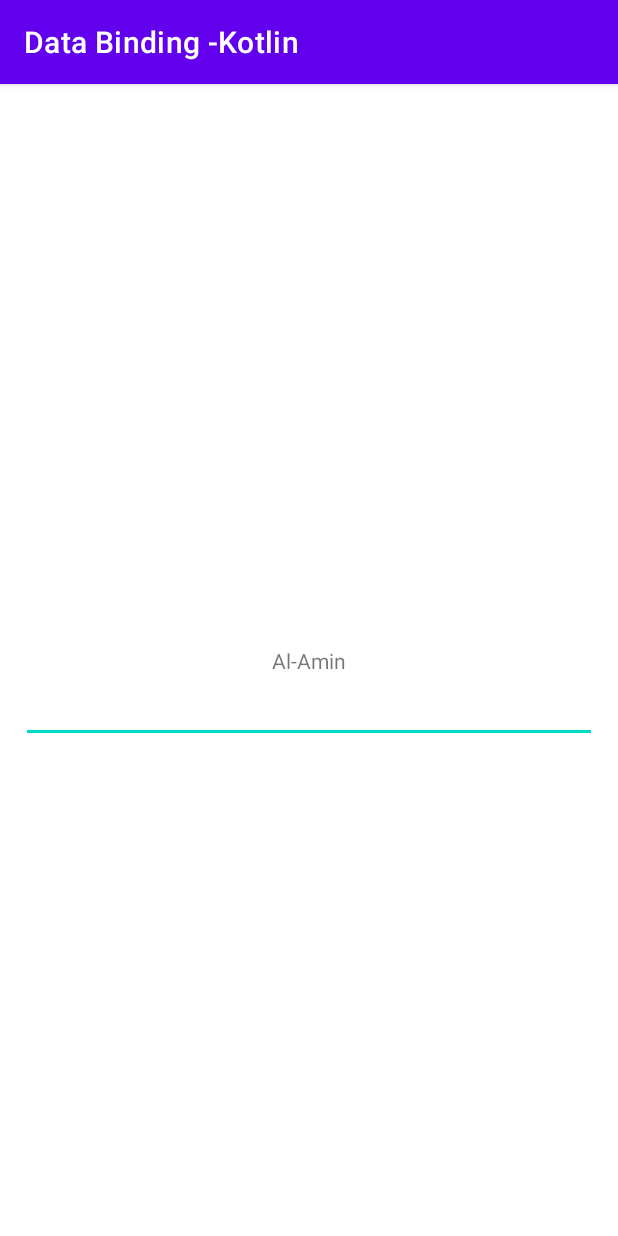
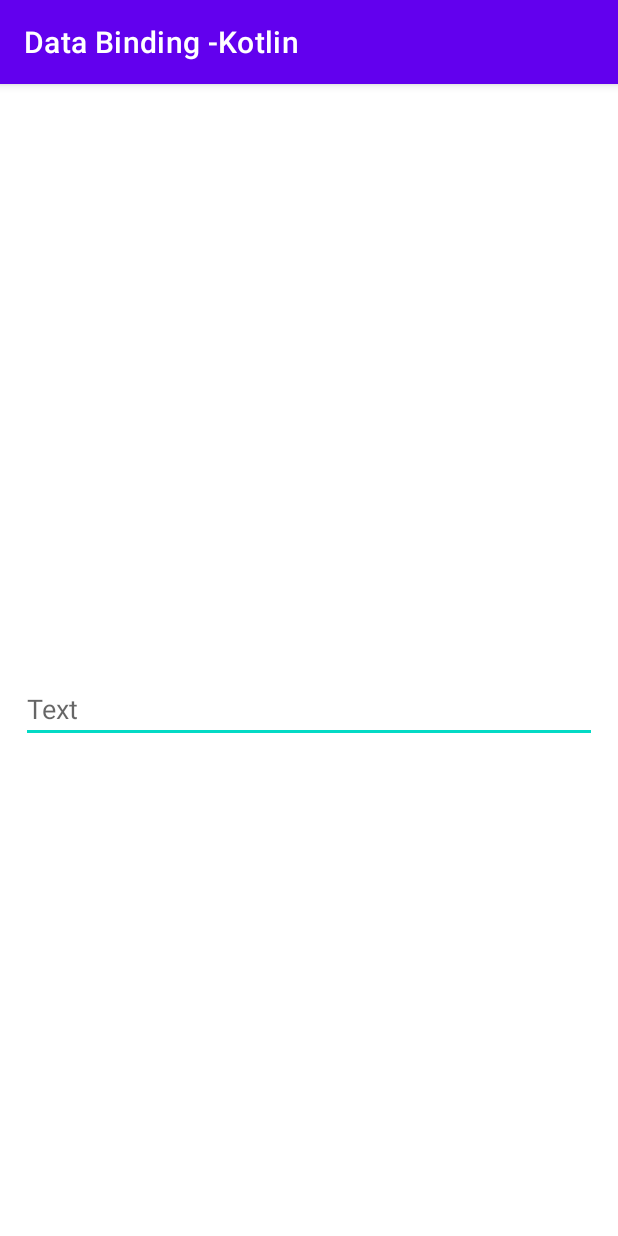
Before and after one commit to Al-AminJoy/DataBindingKotlin, an Android app: the screen it shows after launch (MainActivity), on a phone screen of 412 x 824 dp. Run offline under Robolectric (Android 15) with nearby library versions, the phone set to English and light mode, and no system bars; our stand-ins replace data binding.

```diff
--- a/app/src/main/java/com/alamin/databinding_kotlin/MainActivity.kt
+++ b/app/src/main/java/com/alamin/databinding_kotlin/MainActivity.kt
@@ -2,16 +2,41 @@ package com.alamin.databinding_kotlin
 
 import androidx.appcompat.app.AppCompatActivity
 import android.os.Bundle
+import android.text.Editable
+import android.text.TextWatcher
+import androidx.lifecycle.ViewModelProvider
 import com.alamin.databinding_kotlin.databinding.ActivityMainBinding
 
 class MainActivity : AppCompatActivity() {
     private lateinit var binding : ActivityMainBinding
+    private lateinit var myViewModel : MyViewModel;
+
     override fun onCreate(savedInstanceState: Bundle?) {
         super.onCreate(savedInstanceState)
         binding = ActivityMainBinding.inflate(layoutInflater);
         setContentView(binding.root);
+        myViewModel = ViewModelProvider(this).get(MyViewModel::class.java);
+        binding.viewModel = myViewModel;
+        binding.lifecycleOwner = this;
 
-        val myUser = User("Al-Amin","Joy",25,true);
-        binding.user = myUser
+       /* val myUser = User("Al-Amin","Joy",25,true);
+        binding.user = myUser*/
+
+        binding.editText.addTextChangedListener(object : TextWatcher{
+            override fun beforeTextChanged(p0: CharSequence?, p1: Int, p2: Int, p3: Int) {
+
+            }
+
+            override fun onTextChanged(char: CharSequence?, p1: Int, p2: Int, p3: Int) {
+                myViewModel.setMessage(char.toString());
+            }
+
+            override fun afterTextChanged(p0: Editable?) {
+
+            }
+
+        })
+
+
     }
 }
--- /dev/null
+++ b/app/src/main/java/com/alamin/databinding_kotlin/MyViewModel.kt
@@ -0,0 +1,12 @@
+package com.alamin.databinding_kotlin
+
+import androidx.lifecycle.MutableLiveData
+import androidx.lifecycle.ViewModel
+
+class MyViewModel: ViewModel() {
+    val message = MutableLiveData<String>();
+
+    fun setMessage(text: String){
+        message.value = text;
+    }
+}
--- a/app/src/main/res/layout/activity_main.xml
+++ b/app/src/main/res/layout/activity_main.xml
@@ -1,10 +1,11 @@
 <?xml version="1.0" encoding="utf-8"?>
-
 <layout xmlns:android="http://schemas.android.com/apk/res/android"
     xmlns:app="http://schemas.android.com/apk/res-auto"
     xmlns:tools="http://schemas.android.com/tools">
     <data>
-        <import type="android.view.View"/><import type="java.util.List"/>
+<!--
+        <import type="android.view.View"/>
+        <import type="java.util.List"/>
         <import type="com.alamin.databinding_kotlin.View" alias="MyView"/>
         <import type="com.alamin.databinding_kotlin.User"/>
         <import type="com.alamin.databinding_kotlin.MyUtilClass"/>
@@ -14,6 +15,12 @@
         <variable
             name="userList"
             type="List&lt;User>" />
+-->
+
+      <import type="com.alamin.databinding_kotlin.MyViewModel"/>
+       <variable
+           name="viewModel"
+           type="MyViewModel" />
 
     </data>
 
@@ -22,12 +29,21 @@
         android:layout_height="match_parent"
         tools:context=".MainActivity">
 
-        <TextView
+<!--        <TextView
             android:id="@+id/textView"
             android:layout_width="wrap_content"
             android:layout_height="wrap_content"
             android:text="@{MyUtilClass.changeText(user.firstName)}"
             android:visibility="@{user.loggedIn?View.VISIBLE:View.GONE}"
+            app:layout_constraintBottom_toBottomOf="parent"
+            app:layout_constraintLeft_toLeftOf="parent"
+            app:layout_constraintRight_toRightOf="parent"
+            app:layout_constraintTop_toTopOf="parent" />-->
+        <TextView
+            android:id="@+id/textView"
+            android:layout_width="wrap_content"
+            android:layout_height="wrap_content"
+            android:text="@{viewModel.message}"
             app:layout_constraintBottom_toBottomOf="parent"
             app:layout_constraintLeft_toLeftOf="parent"
             app:layout_constraintRight_toRightOf="parent"
@@ -37,6 +53,7 @@
             android:id="@+id/editText"
             android:layout_width="0dp"
             android:layout_height="wrap_content"
+            android:hint="Text"
             app:layout_constraintStart_toStartOf="parent"
             app:layout_constraintEnd_toEndOf="parent"
             android:layout_marginHorizontal="14dp"
```
